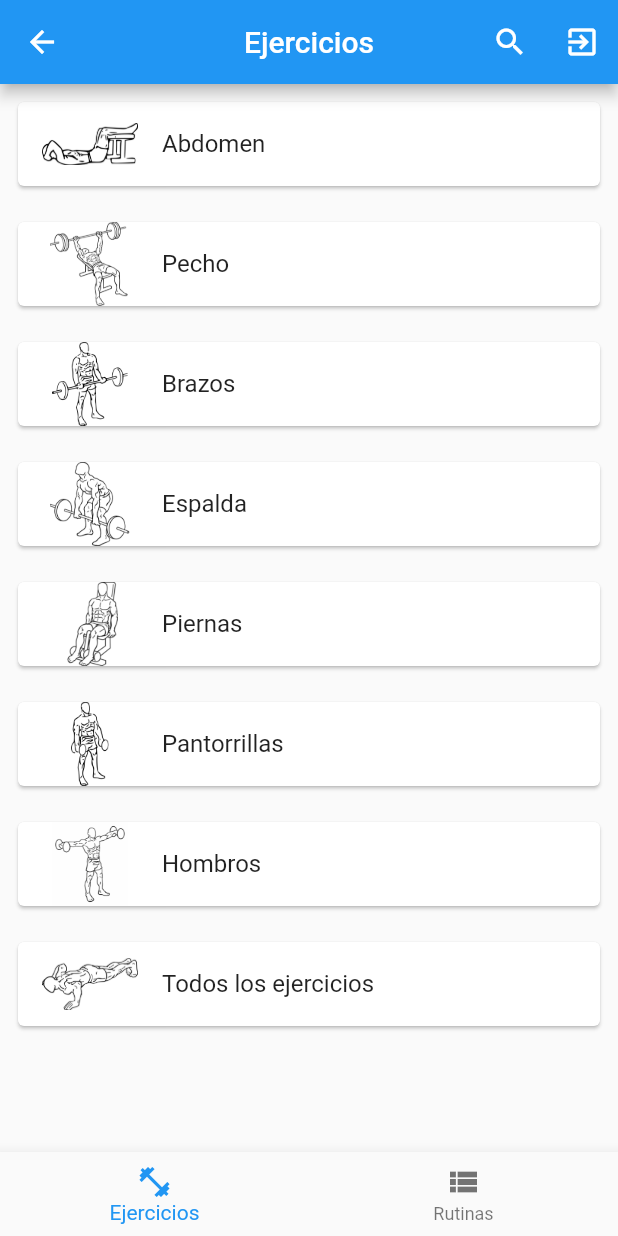
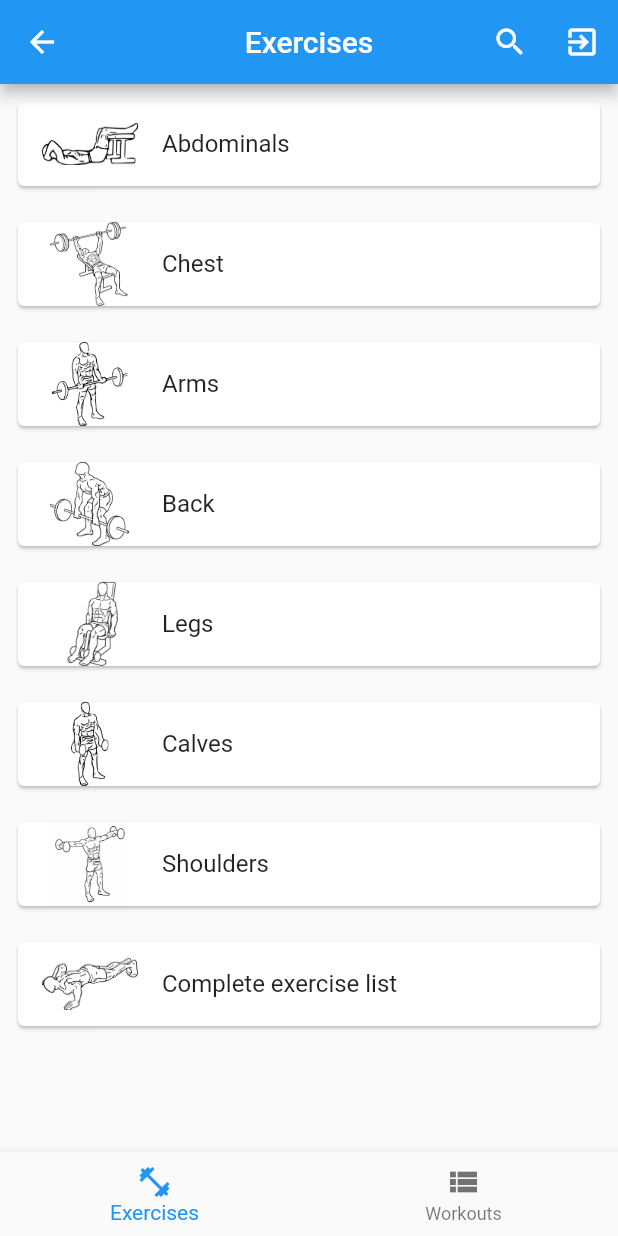
Before and after one commit to alfonso46674/Gains_For_Days, a Flutter app: the MainMenu screen opened by its route, on a phone screen of 412 x 824 dp. Run offline on Flutter 3.47's test engine with Material 2 defaults, Android fonts, the phone set to English and light mode, and no system bars; our stand-ins replace auth_buttons, bloc, equatable, firebase_auth, firebase_core, flutter_bloc and 4 more; accounts and stored records are empty; generated files the repository leaves out were written again; network calls fail; statements that could not run were skipped.

Commit message:
Refactor: Change all strings in the code from spanish to english

```diff
--- a/lib/auth/user_auth_provider.dart
+++ b/lib/auth/user_auth_provider.dart
@@ -39,7 +39,7 @@ class UserAuthProvider {
     final anonymousUser = (await _auth.signInAnonymously()).user;
     //Mostrar el nombre del usuario como los digitos del 0 al 5 de su id, y con invitado al final
     await anonymousUser.updateProfile(
-        displayName: "${anonymousUser.uid.substring(0, 5)}_Invitado");
+        displayName: "${anonymousUser.uid.substring(0, 5)}_Guest");
 
     //recargar el usuario
     await anonymousUser.reload();
--- a/lib/exercises/details_exercise.dart
+++ b/lib/exercises/details_exercise.dart
@@ -71,7 +71,7 @@ class _DetailsExerciseState extends State<DetailsExercise> {
                         height: 35,
                         child: Row(
                           children: [
-                            Text("Musculo principal: "),
+                            Text("Main muscle: "),
                             Flexible(
                               fit: FlexFit.tight,
                               child: ListView.builder(
@@ -92,7 +92,7 @@ class _DetailsExerciseState extends State<DetailsExercise> {
                         height: 35,
                         child: Row(
                           children: [
-                            Text("Musculos secundarios: "),
+                            Text("Secondary muscles: "),
                             //Show none when the secondary muscle list is empty, otherwise show all the secondary muscles with a listview
                             Builder(
                               builder: (context) {
@@ -127,7 +127,7 @@ class _DetailsExerciseState extends State<DetailsExercise> {
                         height: 35,
                         child: Row(
                           children: [
-                            Text("Materiales: "),
+                            Text("Equipment: "),
                             Flexible(
                               fit: FlexFit.tight,
                               child: ListView.builder(
--- a/lib/exercises/menu_exercises.dart
+++ b/lib/exercises/menu_exercises.dart
@@ -13,7 +13,7 @@ class MenuExercises extends StatelessWidget {
   Widget build(BuildContext context) {
     return Scaffold(
       appBar: AppBar(
-        title: Text("Ejercicios"),
+        title: Text("Exercises"),
         centerTitle: true,
         actions: [
           IconButton(
@@ -49,7 +49,7 @@ class MenuExercises extends StatelessWidget {
                   width: 64,
                   height: 64,
                 ),
-                title: Text("Abdomen"),
+                title: Text("Abdominals"),
               ),
             ),
             onPressed: () {
@@ -57,7 +57,7 @@ class MenuExercises extends StatelessWidget {
                 MaterialPageRoute(
                   builder: (context) => ListExercises(
                     category: ExerciseCategory.ABS,
-                    title: 'Abdomen',
+                    title: 'Abdominals',
                   ),
                 ),
               );
@@ -72,7 +72,7 @@ class MenuExercises extends StatelessWidget {
                   width: 64,
                   height: 64,
                 ),
-                title: Text("Pecho"),
+                title: Text("Chest"),
               ),
             ),
             onPressed: () {
@@ -80,7 +80,7 @@ class MenuExercises extends StatelessWidget {
                 MaterialPageRoute(
                   builder: (context) => ListExercises(
                     category: ExerciseCategory.CHEST,
-                    title: 'Pecho',
+                    title: 'Chest',
                   ),
                 ),
               );
@@ -95,7 +95,7 @@ class MenuExercises extends StatelessWidget {
                   width: 64,
                   height: 64,
                 ),
-                title: Text("Brazos"),
+                title: Text("Arms"),
               ),
             ),
             onPressed: () {
@@ -103,7 +103,7 @@ class MenuExercises extends StatelessWidget {
                 MaterialPageRoute(
                   builder: (context) => ListExercises(
                     category: ExerciseCategory.ARMS,
-                    title: 'Brazos',
+                    title: 'Arms',
                   ),
                 ),
               );
@@ -118,7 +118,7 @@ class MenuExercises extends StatelessWidget {
                   width: 64,
                   height: 64,
                 ),
-                title: Text("Espalda"),
+                title: Text("Back"),
               ),
             ),
             onPressed: () {
@@ -126,7 +126,7 @@ class MenuExercises extends StatelessWidget {
                 MaterialPageRoute(
                   builder: (context) => ListExercises(
                     category: ExerciseCategory.BACK,
-                    title: 'Espalda',
+                    title: 'Back',
                   ),
                 ),
               );
@@ -141,7 +141,7 @@ class MenuExercises extends StatelessWidget {
                   width: 64,
                   height: 64,
                 ),
-                title: Text("Piernas"),
+                title: Text("Legs"),
               ),
             ),
             onPressed: () {
@@ -149,7 +149,7 @@ class MenuExercises extends StatelessWidget {
                 MaterialPageRoute(
                   builder: (context) => ListExercises(
                     category: ExerciseCategory.LEGS,
-                    title: 'Piernas',
+                    title: 'Legs',
                   ),
                 ),
               );
@@ -164,7 +164,7 @@ class MenuExercises extends StatelessWidget {
                   width: 64,
                   height: 64,
                 ),
-                title: Text("Pantorrillas"),
+                title: Text("Calves"),
               ),
             ),
             onPressed: () {
@@ -172,7 +172,7 @@ class MenuExercises extends StatelessWidget {
                 MaterialPageRoute(
                   builder: (context) => ListExercises(
                     category: ExerciseCategory.CALVES,
-                    title: 'Pantorrillas',
+                    title: 'Calves',
                   ),
                 ),
               );
@@ -187,7 +187,7 @@ class MenuExercises extends StatelessWidget {
                   width: 64,
                   height: 64,
                 ),
-                title: Text("Hombros"),
+                title: Text("Shoulders"),
               ),
             ),
             onPressed: () {
@@ -195,7 +195,7 @@ class MenuExercises extends StatelessWidget {
                 MaterialPageRoute(
                   builder: (context) => ListExercises(
                     category: ExerciseCategory.SHOULDERS,
-                    title: 'Hombros',
+                    title: 'Shoulders',
                   ),
                 ),
               );
@@ -210,7 +210,7 @@ class MenuExercises extends StatelessWidget {
                   width: 64,
                   height: 64,
                 ),
-                title: Text("Todos los ejercicios"),
+                title: Text("Complete exercise list"),
               ),
             ),
             onPressed: () {
@@ -218,7 +218,7 @@ class MenuExercises extends StatelessWidget {
                 MaterialPageRoute(
                   builder: (context) => ListExercises(
                     category: ExerciseCategory.EVERYTHING,
-                    title: 'Todos los ejercicios',
+                    title: 'Complete exercise list',
                   ),
                 ),
               );
--- a/lib/exercises/search_exercise.dart
+++ b/lib/exercises/search_exercise.dart
@@ -12,7 +12,7 @@ class _SearchExerciseState extends State<SearchExercise> {
   Widget build(BuildContext context) {
     return Scaffold(
       appBar: AppBar(
-        title: Text("Busqueda ejercicios"),
+        title: Text("Search exercise"),
       ),
       body: Column(
         mainAxisSize: MainAxisSize.min,
@@ -24,7 +24,7 @@ class _SearchExerciseState extends State<SearchExercise> {
               decoration: InputDecoration(
                   suffixIcon: Icon(Icons.search),
                   border: OutlineInputBorder(),
-                  labelText: 'Buscar'),
+                  labelText: 'Search'),
             ),
           ),
           //Texto de materiales
@@ -38,7 +38,7 @@ class _SearchExerciseState extends State<SearchExercise> {
             child: Align(
               alignment: Alignment.centerLeft,
               child: Text(
-                "Materiales",
+                "Equipment",
                 style: TextStyle(
                   fontWeight: FontWeight.bold,
                 ),
@@ -114,7 +114,7 @@ class _SearchExerciseState extends State<SearchExercise> {
             child: Align(
               alignment: Alignment.centerLeft,
               child: Text(
-                "Músculos",
+                "Muscles",
                 style: TextStyle(
                   fontWeight: FontWeight.bold,
                 ),
--- a/lib/login/form_body.dart
+++ b/lib/login/form_body.dart
@@ -27,7 +27,7 @@ class FormBody extends StatelessWidget {
               Expanded(
                 child: GoogleAuthButton(
                   onPressed: () => onGoogleLoginTap(true),
-                  text: "Iniciar con Google",
+                  text: "Sign in with Google",
                   borderRadius: 18.0,
                   darkMode: false,
                 ),
@@ -39,8 +39,8 @@ class FormBody extends StatelessWidget {
         Container(
           margin: EdgeInsets.symmetric(horizontal: 32),
           child: Text(
-            "Al acceder se aceptan los terminos y condiciones asi como la politica de privacidad, "
-            "mismos que pueden ser consultados en mipaginaweb.com.mx o en los ajustes de la aplicacion.",
+            "By accessing the terms and conditions as well as the privacy policy are accepted, "
+            "which can be consulted at mipaginaweb.com.mx or in the application settings.",
             textAlign: TextAlign.justify,
             style: TextStyle(fontSize: 10),
           ),
@@ -68,7 +68,7 @@ class FormBody extends StatelessWidget {
                       SizedBox(width: 14),
                       Expanded(
                         child: Text(
-                          "Usuario anonimo",
+                          "Anonymous user",
                           style: TextStyle(
                             color: Colors.grey[200],
                             fontSize: 18,
--- a/lib/login/login.dart
+++ b/lib/login/login.dart
@@ -32,14 +32,14 @@ class _LoginState extends State<Login> {
             //INPUTS PARA USUARIO Y CONTRASEÑA
             //Username
             Text(
-              'Nombre completo :',
+              'Full name :',
               style: TextStyle(color: Colors.white),
             ),
             TextField(
               style: TextStyle(height: 0.5),
               decoration: InputDecoration(
                   filled: true,
-                  labelText: 'Nombre completo',
+                  labelText: 'Full name',
                   fillColor: Colors.transparent),
             ),
             //Espaciado
@@ -79,7 +79,7 @@ class _LoginState extends State<Login> {
                       borderRadius: BorderRadius.circular(10.0),
                     )),
                 child: Text(
-                  'ENTRAR',
+                  'SIGN IN',
                   style: TextStyle(color: Colors.white),
                 ),
                 onPressed: () {
--- a/lib/mainMenu/mainMenu.dart
+++ b/lib/mainMenu/mainMenu.dart
@@ -35,11 +35,11 @@ class _MainMenuState extends State<MainMenu> {
         items: [
           BottomNavigationBarItem(
             icon: Icon(Icons.fitness_center),
-            label: "Ejercicios"
+            label: "Exercises"
           ),
           BottomNavigationBarItem(
             icon: Icon(Icons.view_list),
-            label: "Rutinas"
+            label: "Workouts"
           )
         ],
       ),
--- a/lib/register/register.dart
+++ b/lib/register/register.dart
@@ -38,7 +38,7 @@ class _RegisterState extends State<Register> {
             //INPUTS PARA USUARIO Y CONTRASEÑA
             //Username
             Text(
-              'Nombre completo:',
+              'Full name:',
               style: TextStyle(color: Colors.white),
             ),
             TextField(
@@ -91,7 +91,7 @@ class _RegisterState extends State<Register> {
                 onChanged: (newValue) {},
                 // activeColor: Color.fromARGB(255, 0xBC, 0xB0, 0xA1),
                 title: Text(
-                  "ACEPTO LOS TÉRMINOS Y CONDICIONES DE USO",
+                  "I ACCEPT THE TERMS AND CONDITIONS OF USE",
                   style: TextStyle(
                     fontSize: 12,
                     color: Colors.white,
@@ -116,7 +116,7 @@ class _RegisterState extends State<Register> {
                           color: Color.fromARGB(255, 0xBC, 0xB0, 0xA1))),
                 ),
                 child: Text(
-                  'REGISTRATE',
+                  'SIGN UP',
                   style: TextStyle(color: Colors.white),
                 ),
                 onPressed: () {
--- a/lib/welcome/welcome.dart
+++ b/lib/welcome/welcome.dart
@@ -61,7 +61,7 @@ class _WelcomeState extends State<Welcome> {
                   ),
                 ),
                 child: Text(
-                  'REGISTRATE',
+                  'SIGN UP',
                   style: TextStyle(color: Colors.white),
                 ),
                 onPressed: () {
@@ -83,7 +83,7 @@ class _WelcomeState extends State<Welcome> {
                   ),
                 ),
                 child: Text(
-                  'INGRESA',
+                  'SIGN IN',
                   style: TextStyle(color: Colors.white),
                 ),
                 onPressed: () {
--- a/lib/workouts/menu_workouts.dart
+++ b/lib/workouts/menu_workouts.dart
@@ -14,7 +14,7 @@ class _MenuWorkoutsState extends State<MenuWorkouts> {
   Widget build(BuildContext context) {
     return Scaffold(
       appBar: AppBar(
-        title: Text("Mis rutinas"),
+        title: Text("My workouts"),
         centerTitle: true,
       ),
       body: Column(
@@ -44,7 +44,7 @@ class _MenuWorkoutsState extends State<MenuWorkouts> {
                       borderRadius: BorderRadius.circular(10.0),
                     )),
                 child: Text(
-                  'CREAR RUTINA',
+                  'ADD WORKOUT',
                   style: TextStyle(color: Colors.white),
                 ),
                 onPressed: () {
```
Also changed, not shown: lib/workouts/add_workout.dart (+6 -6 lines).
